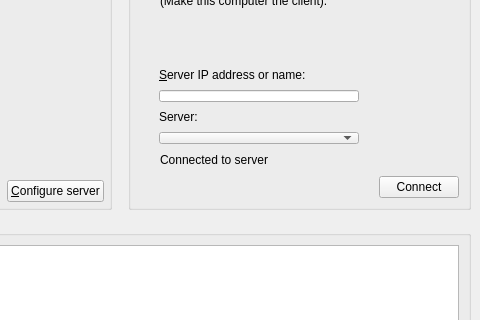
Above: src/gui/src/MainWindowBase.ui from deskflow/deskflow before the change; both pictures show x 240 to 720 and y 178 to 498 of the 720 by 797 pixel window. Below: the same form after it.
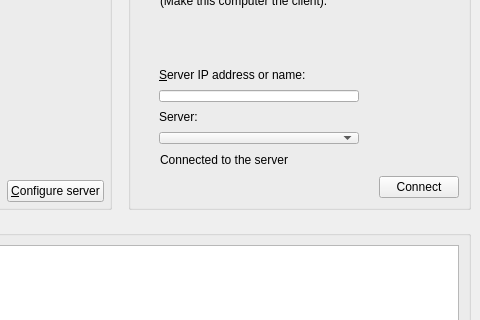
That is the form after the change. Icons and pictures are not drawn. Custom widgets are drawn as their Qt base class.

Commit message: SYNERGY-799 Fix issue with server status message

Patch:
```diff
--- a/src/gui/src/MainWindowBase.ui
+++ b/src/gui/src/MainWindowBase.ui
@@ -715,7 +715,7 @@
           <item>
            <widget class="synergy_widgets::ClientStateLabel" name="m_pLabelClientState">
             <property name="text">
-             <string>Connected to server</string>
+             <string>Connected to the server</string>
             </property>
             <property name="indent">
              <number>20</number>
```
The commit also changes 2 other files.
